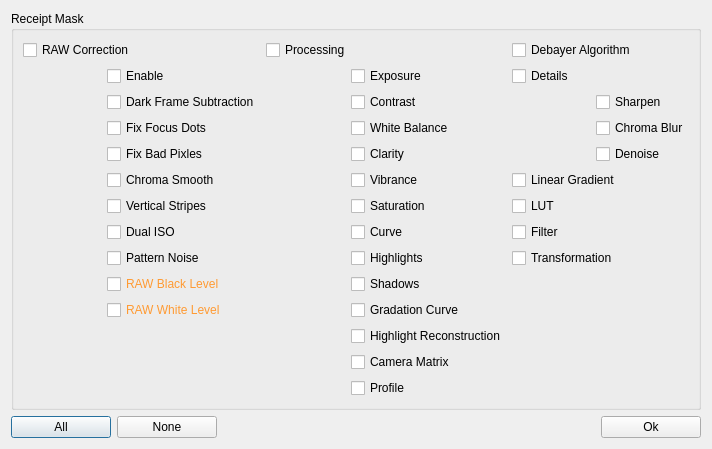
Qt form platform/qt/ReceiptCopyMaskDialog.ui (ilia3101/MLV-App) before a commit.
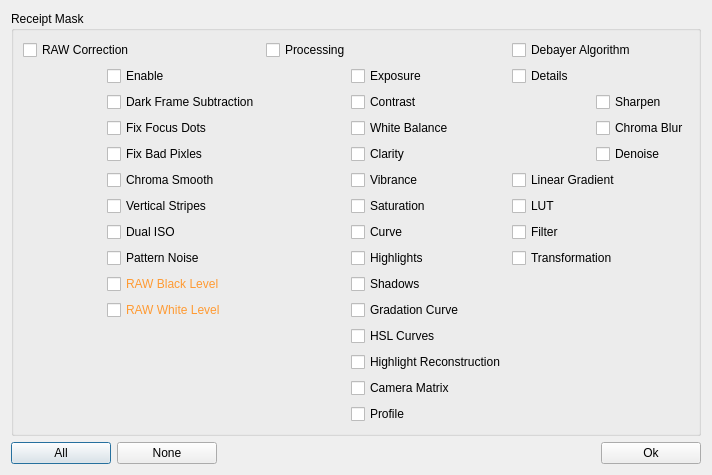
The same form after that commit.

Commit message: Adding HSL curves to receipt

```diff
--- a/platform/qt/ReceiptCopyMaskDialog.ui
+++ b/platform/qt/ReceiptCopyMaskDialog.ui
@@ -7,7 +7,7 @@
     <x>0</x>
     <y>0</y>
     <width>712</width>
-    <height>402</height>
+    <height>423</height>
    </rect>
   </property>
   <property name="windowTitle">
@@ -215,6 +215,16 @@
             </property>
            </widget>
           </item>
+          <item>
+           <widget class="QCheckBox" name="checkBoxHslCurves">
+            <property name="toolTip">
+             <string>Hue, Saturation, Luminance Curves</string>
+            </property>
+            <property name="text">
+             <string>HSL Curves</string>
+            </property>
+           </widget>
+          </item>
           <item>
            <widget class="QCheckBox" name="checkBoxHighlightReconstruction">
             <property name="text">
```
The commit also changes 4 other files.
